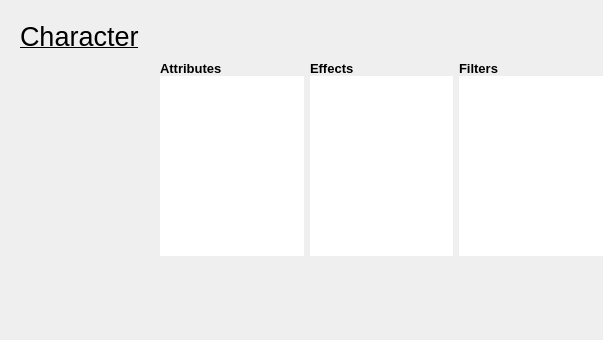
First picture: the form in OrodaelTurrim/res/ui/mapInfoWidget.ui, repository Wilson194/OrodaelTurrim, before the edit; both pictures show x 0 to 603 and y 287 to 627 of the 603 by 627 pixel window.
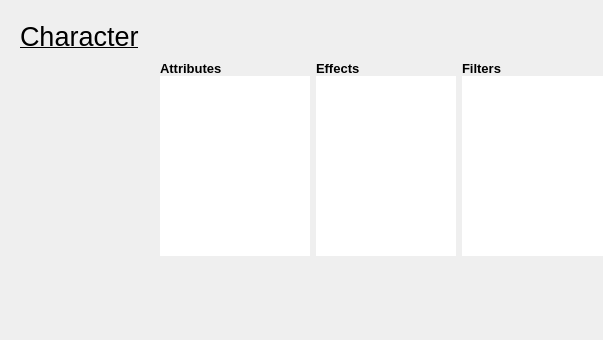
Second picture: the form after the edit.

Commit message: Update UI based on Linux problems

Diff of the .ui file:
```diff
--- a/OrodaelTurrim/res/ui/mapInfoWidget.ui
+++ b/OrodaelTurrim/res/ui/mapInfoWidget.ui
@@ -659,6 +659,12 @@
       </item>
       <item row="1" column="1">
        <widget class="QTextEdit" name="objectAttributesText">
+        <property name="minimumSize">
+         <size>
+          <width>150</width>
+          <height>0</height>
+         </size>
+        </property>
         <property name="maximumSize">
          <size>
           <width>16777215</width>
```
The commit also changes 1 other file.
